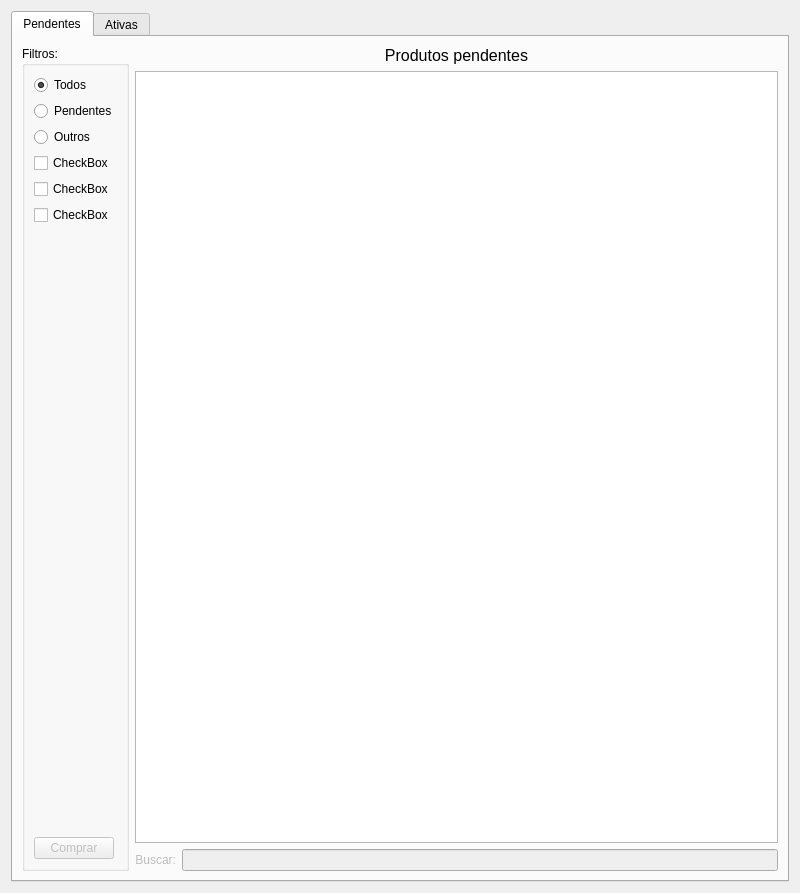
lellisls/ERP-STACCATO, file ui/widgetcompra.ui: the form before one commit.
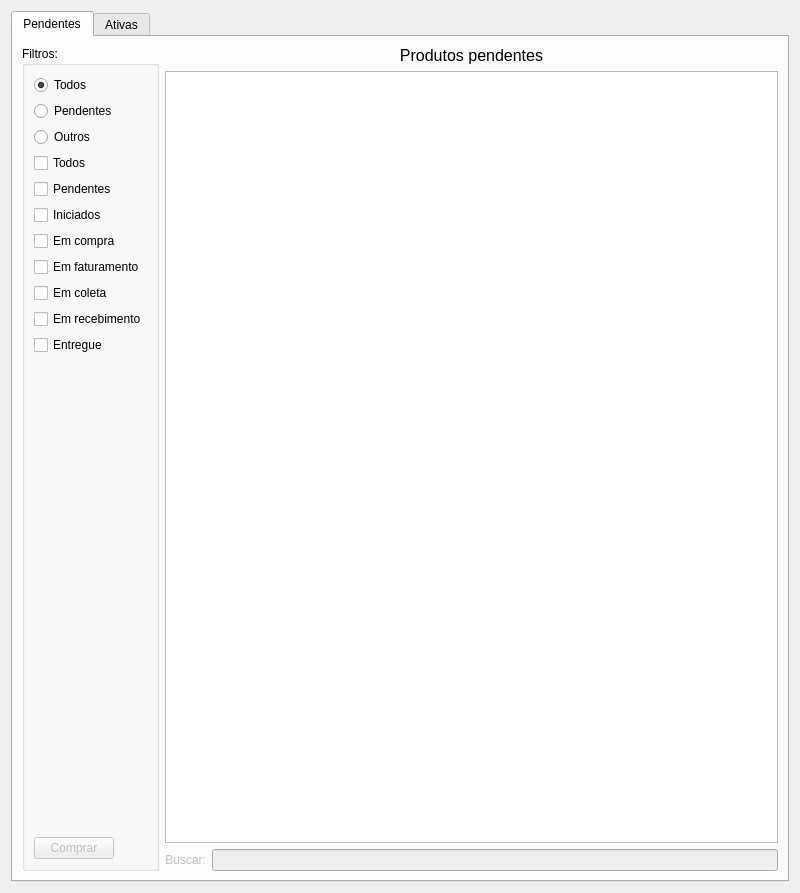
The form after the commit. Custom widgets are drawn as their Qt base class.

What changed in the file:
```diff
--- a/ui/widgetcompra.ui
+++ b/ui/widgetcompra.ui
@@ -70,7 +70,66 @@
             <string>Filtros:</string>
            </property>
            <layout class="QGridLayout" name="gridLayout_35">
+            <item row="3" column="0">
+             <widget class="QCheckBox" name="checkBoxFiltroTodos">
+              <property name="text">
+               <string>Todos</string>
+              </property>
+             </widget>
+            </item>
+            <item row="4" column="0">
+             <widget class="QCheckBox" name="checkBoxFiltroPendentes">
+              <property name="text">
+               <string>Pendentes</string>
+              </property>
+             </widget>
+            </item>
+            <item row="8" column="0">
+             <widget class="QCheckBox" name="checkBoxFiltroColeta">
+              <property name="text">
+               <string>Em coleta</string>
+              </property>
+             </widget>
+            </item>
             <item row="7" column="0">
+             <widget class="QCheckBox" name="checkBoxFiltroFaturamento">
+              <property name="text">
+               <string>Em faturamento</string>
+              </property>
+             </widget>
+            </item>
+            <item row="9" column="0">
+             <widget class="QCheckBox" name="checkBoxFiltroRecebimento">
+              <property name="text">
+               <string>Em recebimento</string>
+              </property>
+             </widget>
+            </item>
+            <item row="5" column="0">
+             <widget class="QCheckBox" name="checkBoxFiltroIniciados">
+              <property name="text">
+               <string>Iniciados</string>
+              </property>
+             </widget>
+            </item>
+            <item row="6" column="0">
+             <widget class="QCheckBox" name="checkBoxFiltroCompra">
+              <property name="text">
+               <string>Em compra</string>
+              </property>
+             </widget>
+            </item>
+            <item row="0" column="0">
+             <widget class="QRadioButton" name="radioButtonProdPendTodos">
+              <property name="text">
+               <string>Todos</string>
+              </property>
+              <property name="checked">
+               <bool>true</bool>
+              </property>
+             </widget>
+            </item>
+            <item row="11" column="0">
              <spacer name="verticalSpacer_6">
               <property name="orientation">
                <enum>Qt::Vertical</enum>
@@ -83,52 +142,7 @@
               </property>
              </spacer>
             </item>
-            <item row="5" column="0">
-             <widget class="QCheckBox" name="checkBox_3">
-              <property name="text">
-               <string>CheckBox</string>
-              </property>
-             </widget>
-            </item>
-            <item row="4" column="0">
-             <widget class="QCheckBox" name="checkBox_2">
-              <property name="text">
-               <string>CheckBox</string>
-              </property>
-             </widget>
-            </item>
-            <item row="3" column="0">
-             <widget class="QCheckBox" name="checkBox">
-              <property name="text">
-               <string>CheckBox</string>
-              </property>
-             </widget>
-            </item>
-            <item row="1" column="0">
-             <widget class="QRadioButton" name="radioButtonProdPendPend">
-              <property name="text">
-               <string>Pendentes</string>
-              </property>
-             </widget>
-            </item>
-            <item row="2" column="0">
-             <widget class="QRadioButton" name="radioButtonProdPendEmCompra">
-              <property name="text">
-               <string>Outros</string>
-              </property>
-             </widget>
-            </item>
-            <item row="0" column="0">
-             <widget class="QRadioButton" name="radioButtonProdPendTodos">
-              <property name="text">
-               <string>Todos</string>
-              </property>
-              <property name="checked">
-               <bool>true</bool>
-              </property>
-             </widget>
-            </item>
-            <item row="8" column="0">
+            <item row="12" column="0">
              <widget class="QPushButton" name="pushButtonComprar">
               <property name="enabled">
                <bool>false</bool>
@@ -144,6 +158,27 @@
               </property>
              </widget>
             </item>
+            <item row="1" column="0">
+             <widget class="QRadioButton" name="radioButtonProdPendPend">
+              <property name="text">
+               <string>Pendentes</string>
+              </property>
+             </widget>
+            </item>
+            <item row="2" column="0">
+             <widget class="QRadioButton" name="radioButtonProdPendEmCompra">
+              <property name="text">
+               <string>Outros</string>
+              </property>
+             </widget>
+            </item>
+            <item row="10" column="0">
+             <widget class="QCheckBox" name="checkBoxFiltroEntregue">
+              <property name="text">
+               <string>Entregue</string>
+              </property>
+             </widget>
+            </item>
            </layout>
           </widget>
          </item>
```
